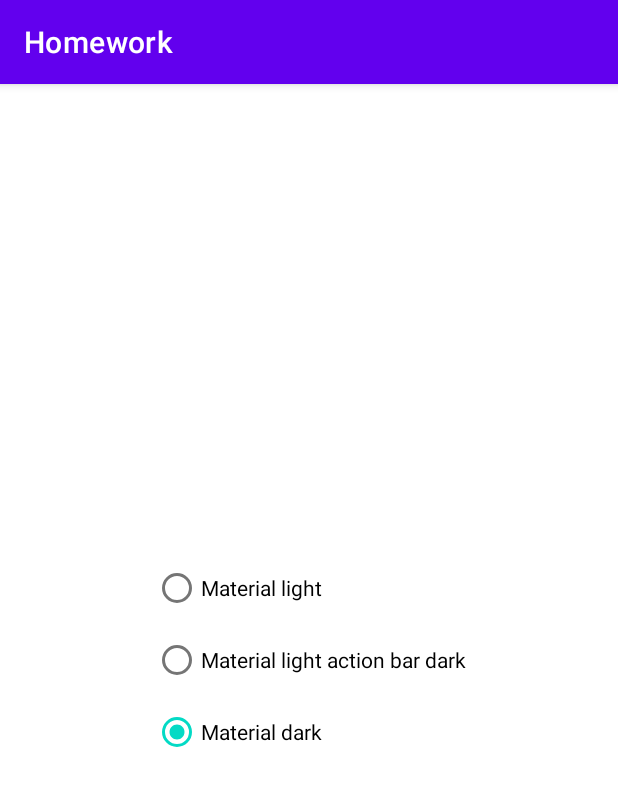
After one commit to CyJimmy264/Android_Intro-Homework, an Android app: the ThemeActivity screen opened directly, with no data from a screen before it, on a phone screen of 412 x 824 dp. The commit adds this screen. Shown: the top 786 px of the screen. Run offline under Robolectric (Android 15) with nearby library versions, the phone set to English and light mode, and no system bars.

Commit message:
Add theme support; Add toolbar to main activity

```diff
--- a/app/src/main/AndroidManifest.xml
+++ b/app/src/main/AndroidManifest.xml
@@ -9,6 +9,7 @@
         android:roundIcon="@mipmap/ic_launcher_round"
         android:supportsRtl="true"
         android:theme="@style/Theme.Homework">
+        <activity android:name=".ui.ThemeActivity" />
         <activity android:name=".ui.MainActivity">
             <intent-filter>
                 <action android:name="android.intent.action.MAIN" />
--- /dev/null
+++ b/app/src/main/java/ru/cj264/geekbrains/android_intro/homework/ui/BaseActivity.java
@@ -0,0 +1,50 @@
+package ru.cj264.geekbrains.android_intro.homework.ui;
+
+import android.content.SharedPreferences;
+import android.os.Bundle;
+
+import androidx.appcompat.app.AppCompatActivity;
+
+import ru.cj264.geekbrains.android_intro.homework.R;
+
+public abstract class BaseActivity extends AppCompatActivity {
+    private static final String NameSharedPreference = "CALC_PREFS";
+    private static final String AppTheme = "APP_THEME";
+
+    protected static final int AppThemeLightCodeStyle = 1;
+    protected static final int AppThemeCodeStyle = 2;
+    protected static final int AppThemeDarkCodeStyle = 3;
+
+    @Override
+    protected void onCreate(Bundle savedInstanceState) {
+        super.onCreate(savedInstanceState);
+        setTheme(getAppTheme(R.style.AppTheme));
+    }
+
+    private int getAppTheme(int codeStyle) {
+        return codeStyleToStyleId(getCodeStyle(codeStyle));
+    }
+
+    protected int getCodeStyle(int codeStyle) {
+        SharedPreferences sharedPref = getSharedPreferences(NameSharedPreference, MODE_PRIVATE);
+        return sharedPref.getInt(AppTheme, codeStyle);
+    }
+
+    protected void setAppTheme(int codeStyle) {
+        SharedPreferences sharedPref = getSharedPreferences(NameSharedPreference, MODE_PRIVATE);
+        SharedPreferences.Editor editor = sharedPref.edit();
+        editor.putInt(AppTheme, codeStyle);
+        editor.apply();
+    }
+
+    private int codeStyleToStyleId(int codeStyle) {
+        switch(codeStyle){
+            case AppThemeLightCodeStyle:
+                return R.style.AppThemeLight;
+            case AppThemeDarkCodeStyle:
+                return R.style.AppThemeDark;
+            default:
+                return R.style.AppTheme;
+        }
+    }
+}
--- /dev/null
+++ b/app/src/main/java/ru/cj264/geekbrains/android_intro/homework/ui/ThemeActivity.java
@@ -0,0 +1,41 @@
+package ru.cj264.geekbrains.android_intro.homework.ui;
+
+import androidx.appcompat.app.AppCompatActivity;
+
+import android.content.SharedPreferences;
+import android.os.Bundle;
+import android.view.View;
+import android.widget.RadioGroup;
+
+import com.google.android.material.radiobutton.MaterialRadioButton;
+
+import ru.cj264.geekbrains.android_intro.homework.R;
+
+public class ThemeActivity extends BaseActivity {
+
+    @Override
+    protected void onCreate(Bundle savedInstanceState) {
+        super.onCreate(savedInstanceState);
+        setContentView(R.layout.activity_theme);
+
+        initThemeChooser();
+    }
+
+
+    private void initThemeChooser() {
+        initRadioButton(findViewById(R.id.radioButtonMaterialDark), AppThemeDarkCodeStyle);
+        initRadioButton(findViewById(R.id.radioButtonMaterialLight), AppThemeLightCodeStyle);
+        initRadioButton(findViewById(R.id.radioButtonMaterialLightDarkAction),
+                AppThemeCodeStyle);
+
+        RadioGroup rg = findViewById(R.id.radioButtons);
+        ((MaterialRadioButton) rg.getChildAt(getCodeStyle(AppThemeCodeStyle))).setChecked(true);
+    }
+
+    private void initRadioButton(View button, final int codeStyle) {
+        button.setOnClickListener(v -> {
+            setAppTheme(codeStyle);
+            recreate();
+        });
+    }
+}
--- a/app/src/main/res/layout/activity_main.xml
+++ b/app/src/main/res/layout/activity_main.xml
@@ -1,13 +1,31 @@
 <?xml version="1.0" encoding="utf-8"?>
-<!-- ConstraintLayout для расположение кнопок и прочих элементов относительно друг друга
-     и экрана. -->
-<androidx.constraintlayout.widget.ConstraintLayout xmlns:android="http://schemas.android.com/apk/res/android"
-    xmlns:app="http://schemas.android.com/apk/res-auto"
+<androidx.coordinatorlayout.widget.CoordinatorLayout xmlns:android="http://schemas.android.com/apk/res/android"
     xmlns:tools="http://schemas.android.com/tools"
     android:layout_width="match_parent"
     android:layout_height="match_parent"
+    xmlns:app="http://schemas.android.com/apk/res-auto"
+    tools:context=".ui.MainActivity">
+
+    <com.google.android.material.appbar.AppBarLayout
+        android:layout_width="match_parent"
+        android:layout_height="wrap_content">
+
+        <androidx.appcompat.widget.Toolbar
+            android:id="@+id/toolbar"
+            android:layout_width="match_parent"
+            android:layout_height="wrap_content"
+            app:title="Calc"/>
+
+    </com.google.android.material.appbar.AppBarLayout>
+
+    <!-- ConstraintLayout для расположение кнопок и прочих элементов относительно друг друга
+     и экрана. -->
+    <androidx.constraintlayout.widget.ConstraintLayout
+        android:layout_width="match_parent"
+        android:layout_height="match_parent"
         tools:context=".ui.MainActivity"
-    android:background="@drawable/light_abstract_white_vintage_texture_floor_1200849_pxhere_com">
+        android:background="@drawable/light_abstract_white_vintage_texture_floor_1200849_pxhere_com"
+        app:layout_behavior="@string/appbar_scrolling_view_behavior">
 
         <!-- GridLayout удобнее для размещения кнопок калькулятора по сетке. -->
         <GridLayout
@@ -126,3 +144,4 @@
             app:layout_constraintStart_toStartOf="parent"
             app:layout_constraintTop_toTopOf="parent" />
     </androidx.constraintlayout.widget.ConstraintLayout>
+</androidx.coordinatorlayout.widget.CoordinatorLayout>
--- /dev/null
+++ b/app/src/main/res/layout/activity_theme.xml
@@ -0,0 +1,37 @@
+<?xml version="1.0" encoding="utf-8"?>
+<androidx.constraintlayout.widget.ConstraintLayout xmlns:android="http://schemas.android.com/apk/res/android"
+    xmlns:app="http://schemas.android.com/apk/res-auto"
+    xmlns:tools="http://schemas.android.com/tools"
+    android:layout_width="match_parent"
+    android:layout_height="match_parent"
+    tools:context=".ui.ThemeActivity">
+
+    <RadioGroup
+        android:id="@+id/radioButtons"
+        android:layout_width="wrap_content"
+        android:layout_height="wrap_content"
+        app:layout_constraintEnd_toEndOf="parent"
+        app:layout_constraintStart_toStartOf="parent"
+        app:layout_constraintTop_toTopOf="parent"
+        app:layout_constraintBottom_toBottomOf="parent">
+
+        <com.google.android.material.radiobutton.MaterialRadioButton
+            android:id="@+id/radioButtonMaterialLight"
+            android:layout_width="match_parent"
+            android:layout_height="wrap_content"
+            android:text="@string/material_light" />
+
+        <com.google.android.material.radiobutton.MaterialRadioButton
+            android:id="@+id/radioButtonMaterialLightDarkAction"
+            android:layout_width="match_parent"
+            android:layout_height="wrap_content"
+            android:text="@string/material_light_action_bar_dark" />
+
+        <com.google.android.material.radiobutton.MaterialRadioButton
+            android:id="@+id/radioButtonMaterialDark"
+            android:layout_width="match_parent"
+            android:layout_height="wrap_content"
+            android:text="@string/material_dark" />
+
+    </RadioGroup>
+</androidx.constraintlayout.widget.ConstraintLayout>
--- a/app/src/main/res/values/colors.xml
+++ b/app/src/main/res/values/colors.xml
@@ -7,4 +7,8 @@
     <color name="teal_700">#FF018786</color>
     <color name="black">#FF000000</color>
     <color name="white">#FFFFFFFF</color>
+
+    <color name="colorPrimary">#6200EE</color>
+    <color name="colorPrimaryDark">#3700B3</color>
+    <color name="colorAccent">#03DAC5</color>
 </resources>
--- a/app/src/main/res/values/strings.xml
+++ b/app/src/main/res/values/strings.xml
@@ -16,4 +16,8 @@
     <string name="_divide">÷</string>
     <string name="_point">.</string>
     <string name="_equals">=</string>
+
+    <string name="material_light">Material light</string>
+    <string name="material_light_action_bar_dark">Material light action bar dark</string>
+    <string name="material_dark">Material dark</string>
 </resources>
--- a/app/src/main/res/values/styles.xml
+++ b/app/src/main/res/values/styles.xml
@@ -12,4 +12,20 @@
         <item name="android:paddingTop">0dp</item>
         <item name="android:textSize">24sp</item>
     </style>
+
+    <style name="AppTheme" parent="Theme.MaterialComponents.Light.DarkActionBar">
+        <!-- Customize your theme here. -->
+        <item name="colorPrimary">@color/colorPrimary</item>
+        <item name="colorPrimaryDark">@color/colorPrimaryDark</item>
+        <item name="colorAccent">@color/colorAccent</item>
+    </style>
+
+    <style name="AppThemeLight" parent="Theme.MaterialComponents.Light">
+        <item name="colorPrimary">#e91e63</item>
+        <item name="colorPrimaryDark">#b0003a</item>
+        <item name="colorAccent">#ff6090</item>
+    </style>
+
+    <style name="AppThemeDark" parent="Theme.MaterialComponents">
+    </style>
 </resources>
```
Lines whose indentation alone changed are shown as unchanged.
